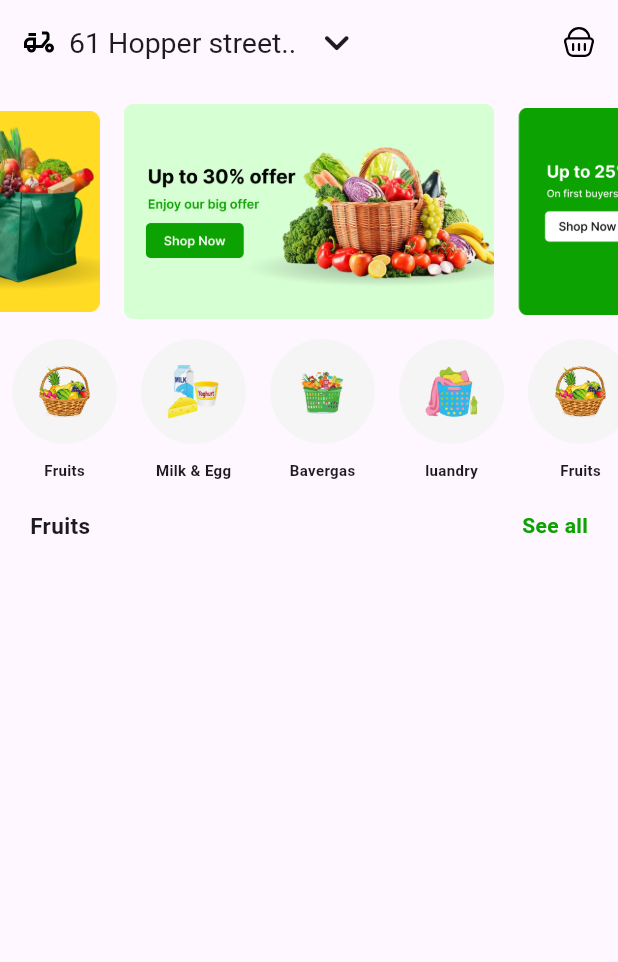
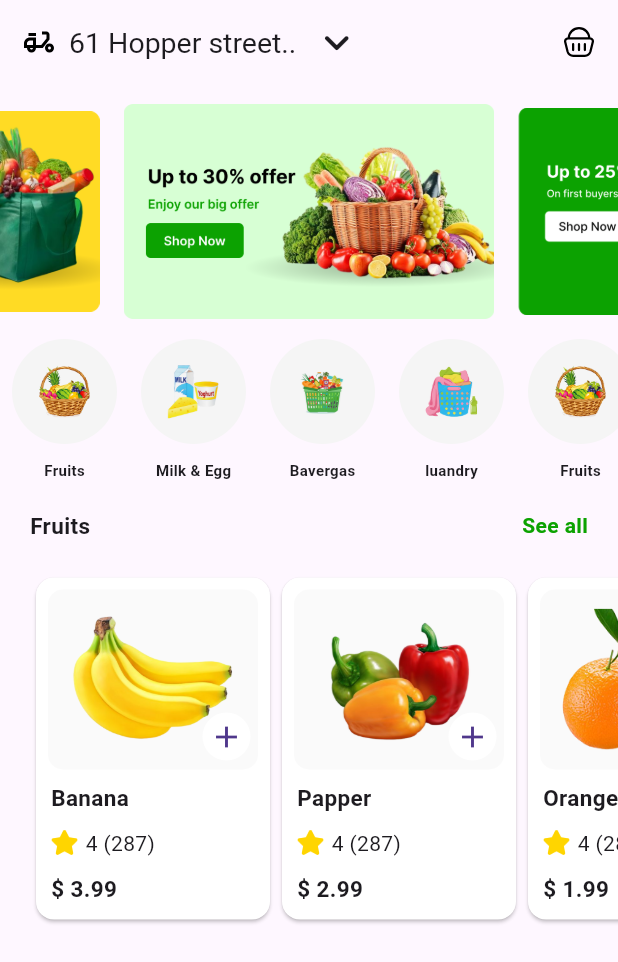
Before and after one commit to amir-yousry/grabber_grocrey_app, a Flutter app: the screen it shows after launch, on a phone screen of 412 x 824 dp. Shown: the top 962 px of the screen. Run offline on Flutter 3.47's test engine with Material 3 defaults, Android fonts, the phone set to English and light mode, and no system bars; drawn by our look-alikes of carousel_slider; our stand-ins replace flutter_svg.

Commit message:
add product display in home screen

```diff
--- a/lib/features/home/data/categories.dart
+++ b/lib/features/home/data/categories.dart
@@ -1,6 +1,6 @@
 import 'package:grabber_grocrey_app/features/home/models/category.dart';
 
-List<Category> category = [
+List<Category> categories = [
   Category(name: 'Fruits', image: "assets/category/fruits.png"),
   Category(name: 'Milk & Egg', image: "assets/category/egg.png"),
   Category(name: 'Bavergas', image: "assets/category/bavergas.png"),
--- a/lib/features/home/data/products.dart
+++ b/lib/features/home/data/products.dart
@@ -1,6 +1,6 @@
 import 'package:grabber_grocrey_app/features/home/models/product.dart';
 
-List<Product> product = [
+List<Product> products = [
   Product(
     name: "Banana",
     image: "assets/fruits/banana.png",
--- a/lib/features/home/ui/home_screen.dart
+++ b/lib/features/home/ui/home_screen.dart
@@ -1,12 +1,18 @@
 import 'package:carousel_slider/carousel_slider.dart';
+import 'package:flutter/cupertino.dart';
 import 'package:flutter/material.dart';
 import 'package:flutter_svg/svg.dart';
 import 'package:grabber_grocrey_app/core/constants/colors.dart';
 import 'package:grabber_grocrey_app/features/home/data/categories.dart';
 import 'package:grabber_grocrey_app/features/home/data/items.dart';
+import 'package:grabber_grocrey_app/features/home/data/products.dart';
+import 'package:grabber_grocrey_app/features/home/models/product.dart';
 
 class HomeScreen extends StatelessWidget {
   const HomeScreen({super.key});
+
+  bool isSelected(Product product) => false;
+  void toggleSelection(Product product) {}
 
   @override
   Widget build(BuildContext context) {
@@ -29,7 +35,6 @@ class HomeScreen extends StatelessWidget {
       body: SingleChildScrollView(
         child: Column(
           children: [
-
             /// banner
             CarouselSlider.builder(
               itemCount: items.length,
@@ -52,7 +57,7 @@ class HomeScreen extends StatelessWidget {
             SingleChildScrollView(
               scrollDirection: Axis.horizontal,
               child: Row(
-                children: List.generate(category.length, (index) {
+                children: List.generate(categories.length, (index) {
                   return Padding(
                     padding: const EdgeInsets.symmetric(horizontal: 8.0),
                     child: Column(
@@ -63,14 +68,14 @@ class HomeScreen extends StatelessWidget {
                           child: Padding(
                             padding: const EdgeInsets.all(15.0),
                             child: Image.asset(
-                              category[index].image,
+                              categories[index].image,
                               width: 50,
                             ),
                           ),
                         ),
                         SizedBox(height: 10),
                         Text(
-                          category[index].name,
+                          categories[index].name,
                           style: TextStyle(
                             fontWeight: FontWeight.bold,
                             fontSize: 10,
@@ -105,6 +110,107 @@ class HomeScreen extends StatelessWidget {
                 ],
               ),
             ),
+
+            SizedBox(height: 20),
+
+            /// products
+            SingleChildScrollView(
+              scrollDirection: Axis.horizontal,
+              child: Padding(
+                padding: const EdgeInsets.symmetric(horizontal: 20.0),
+                child: Row(
+                  children: List.generate(products.length, (index) {
+                    final product = products[index];
+                    return Card(
+                      color: Colors.white,
+                      child: Column(
+                        crossAxisAlignment: CrossAxisAlignment.start,
+                        children: [
+                          Padding(
+                            padding: const EdgeInsets.all(8.0),
+                            child: Stack(
+                              children: [
+                                Container(
+                                  decoration: BoxDecoration(
+                                    color: Colors.grey.shade50,
+                                    borderRadius: BorderRadius.circular(10),
+                                  ),
+                                  width: 140,
+                                  height: 120,
+                                  padding: EdgeInsets.all(10),
+                                  child: Image.asset(product.image),
+                                ),
+                                Positioned(
+                                  bottom: 6,
+                                  right: 5,
+                                  child: GestureDetector(
+                                    onTap: () => toggleSelection(product),
+                                    child: CircleAvatar(
+                                      radius: 16,
+                                      backgroundColor: Colors.white,
+                                      child: isSelected(product)
+                                          ? Icon(
+                                              CupertinoIcons.delete,
+                                              color: Colors.red.shade900,
+                                              size: 15,
+                                            )
+                                          : Icon(Icons.add),
+                                    ),
+                                  ),
+                                ),
+                              ],
+                            ),
+                          ),
+                          Padding(
+                            padding: const EdgeInsets.only(left: 10),
+                            child: Column(
+                              crossAxisAlignment: CrossAxisAlignment.start,
+                              children: [
+                                SizedBox(
+                                  width: 140,
+                                  child: Text(
+                                    product.name,
+                                    maxLines: 1,
+                                    overflow: TextOverflow.ellipsis,
+                                    style: TextStyle(
+                                      fontSize: 15,
+                                      fontWeight: FontWeight.bold,
+                                    ),
+                                  ),
+                                ),
+                                SizedBox(height: 10),
+                                Row(
+                                  mainAxisSize: MainAxisSize.min,
+                                  children: [
+                                    Image.asset(
+                                      "assets/icons/star.png",
+                                      width: 18,
+                                    ),
+                                    SizedBox(width: 5),
+                                    Text(
+                                      '${product.rate} (${product.rateCount})',
+                                    ),
+                                  ],
+                                ),
+                                SizedBox(height: 10),
+                                Text(
+                                  '\$ ${product.price}',
+                                  style: TextStyle(
+                                    fontSize: 15,
+                                    fontWeight: FontWeight.bold,
+                                  ),
+                                ),
+                                SizedBox(height: 10),
+                              ],
+                            ),
+                          ),
+                        ],
+                      ),
+                    );
+                  }),
+                ),
+              ),
+            ),
           ],
         ),
       ),
```
